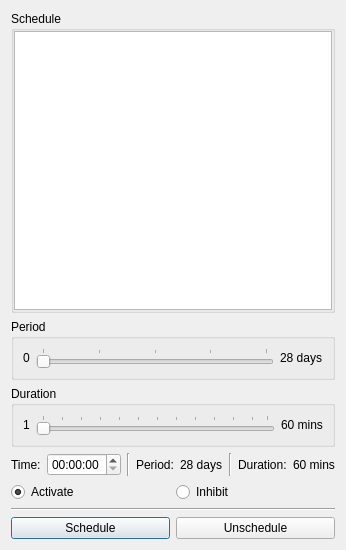
This is day_schedule.ui in its-pablo/pi-controller as Qt 5 draws it before an edit. The edited form follows.
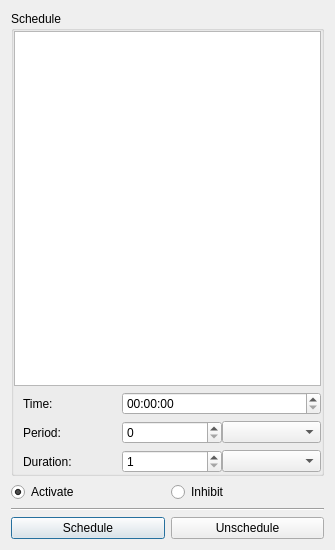
This is the edited form.

Patch:
```diff
--- a/day_schedule.ui
+++ b/day_schedule.ui
@@ -45,154 +45,86 @@
         </attribute>
        </widget>
       </item>
-     </layout>
-    </widget>
-   </item>
    <item>
-    <widget class="QGroupBox" name="gb_d_period">
-     <property name="title">
-      <string>Period</string>
-     </property>
-     <layout class="QHBoxLayout" name="horizontalLayout">
-      <item>
-       <widget class="QLabel" name="label">
-        <property name="text">
-         <string>0</string>
-        </property>
-       </widget>
-      </item>
-      <item>
-       <widget class="QSlider" name="hs_period">
-        <property name="minimum">
+       <widget class="QWidget" name="widget" native="true">
+        <layout class="QGridLayout" name="gridLayout">
+         <property name="topMargin">
+          <number>0</number>
+         </property>
+         <property name="rightMargin">
+          <number>0</number>
+         </property>
+         <property name="bottomMargin">
          <number>0</number>
         </property>
-        <property name="maximum">
-         <number>28</number>
-        </property>
-        <property name="value">
+         <property name="horizontalSpacing">
          <number>0</number>
         </property>
-        <property name="orientation">
-         <enum>Qt::Horizontal</enum>
-        </property>
-        <property name="tickPosition">
-         <enum>QSlider::TicksAbove</enum>
-        </property>
-        <property name="tickInterval">
-         <number>7</number>
-        </property>
-       </widget>
-      </item>
-      <item>
-       <widget class="QLabel" name="label_2">
-        <property name="text">
-         <string>28 days</string>
+         <item row="0" column="1" colspan="2">
+          <widget class="QTimeEdit" name="te_tod"/>
+         </item>
+         <item row="2" column="2">
+          <widget class="QComboBox" name="cb_dur">
+           <property name="placeholderText">
+            <string>min</string>
         </property>
        </widget>
       </item>
-     </layout>
-    </widget>
-   </item>
-   <item>
-    <widget class="QGroupBox" name="gb_d_dur">
-     <property name="title">
-      <string>Duration</string>
-     </property>
-     <layout class="QHBoxLayout" name="horizontalLayout_2">
-      <item>
-       <widget class="QLabel" name="label_3">
-        <property name="text">
-         <string>1</string>
+         <item row="1" column="2">
+          <widget class="QComboBox" name="cb_period">
+           <property name="placeholderText">
+            <string>hour</string>
+           </property>
+           <property name="duplicatesEnabled">
+            <bool>false</bool>
         </property>
        </widget>
       </item>
-      <item>
-       <widget class="QSlider" name="hs_dur">
-        <property name="minimum">
-         <number>1</number>
-        </property>
-        <property name="maximum">
-         <number>60</number>
-        </property>
-        <property name="value">
-         <number>1</number>
-        </property>
-        <property name="orientation">
-         <enum>Qt::Horizontal</enum>
-        </property>
-        <property name="tickPosition">
-         <enum>QSlider::TicksAbove</enum>
-        </property>
-        <property name="tickInterval">
-         <number>5</number>
-        </property>
-       </widget>
-      </item>
-      <item>
-       <widget class="QLabel" name="label_4">
-        <property name="text">
-         <string>60 mins</string>
-        </property>
-       </widget>
-      </item>
-     </layout>
-    </widget>
-   </item>
-   <item>
-    <layout class="QHBoxLayout" name="horizontalLayout_3">
-     <item>
-      <widget class="QLabel" name="label_7">
-       <property name="text">
-        <string>Time:</string>
-       </property>
-      </widget>
-     </item>
-     <item>
-      <widget class="QTimeEdit" name="te_d_tod"/>
-     </item>
-     <item>
-      <widget class="Line" name="line_2">
-       <property name="orientation">
-        <enum>Qt::Vertical</enum>
-       </property>
-      </widget>
-     </item>
-     <item>
+         <item row="1" column="0">
       <widget class="QLabel" name="label_8">
        <property name="text">
         <string>Period:</string>
        </property>
       </widget>
      </item>
-     <item>
-      <widget class="QLabel" name="lbl_period">
-       <property name="text">
-        <string>28 days</string>
-       </property>
-      </widget>
-     </item>
-     <item>
-      <widget class="Line" name="line_3">
-       <property name="orientation">
-        <enum>Qt::Vertical</enum>
-       </property>
-      </widget>
-     </item>
-     <item>
+         <item row="2" column="0">
       <widget class="QLabel" name="label_10">
        <property name="text">
         <string>Duration:</string>
        </property>
       </widget>
      </item>
-     <item>
-      <widget class="QLabel" name="lbl_dur">
+         <item row="0" column="0">
+          <widget class="QLabel" name="label_7">
        <property name="text">
-        <string>60 mins</string>
+            <string>Time:</string>
        </property>
       </widget>
      </item>
-    </layout>
+         <item row="1" column="1">
+          <widget class="QSpinBox" name="sb_period"/>
+         </item>
+         <item row="2" column="1">
+          <widget class="QSpinBox" name="sb_dur">
+           <property name="sizePolicy">
+            <sizepolicy hsizetype="Minimum" vsizetype="Fixed">
+             <horstretch>0</horstretch>
+             <verstretch>0</verstretch>
+            </sizepolicy>
+           </property>
+           <property name="minimum">
+            <number>1</number>
+           </property>
+           <property name="maximum">
+            <number>999</number>
+           </property>
+          </widget>
+         </item>
+        </layout>
+       </widget>
+      </item>
+     </layout>
+    </widget>
    </item>
    <item>
     <layout class="QHBoxLayout" name="horizontalLayout_5">
```
Lines whose indentation alone changed are shown as unchanged.
